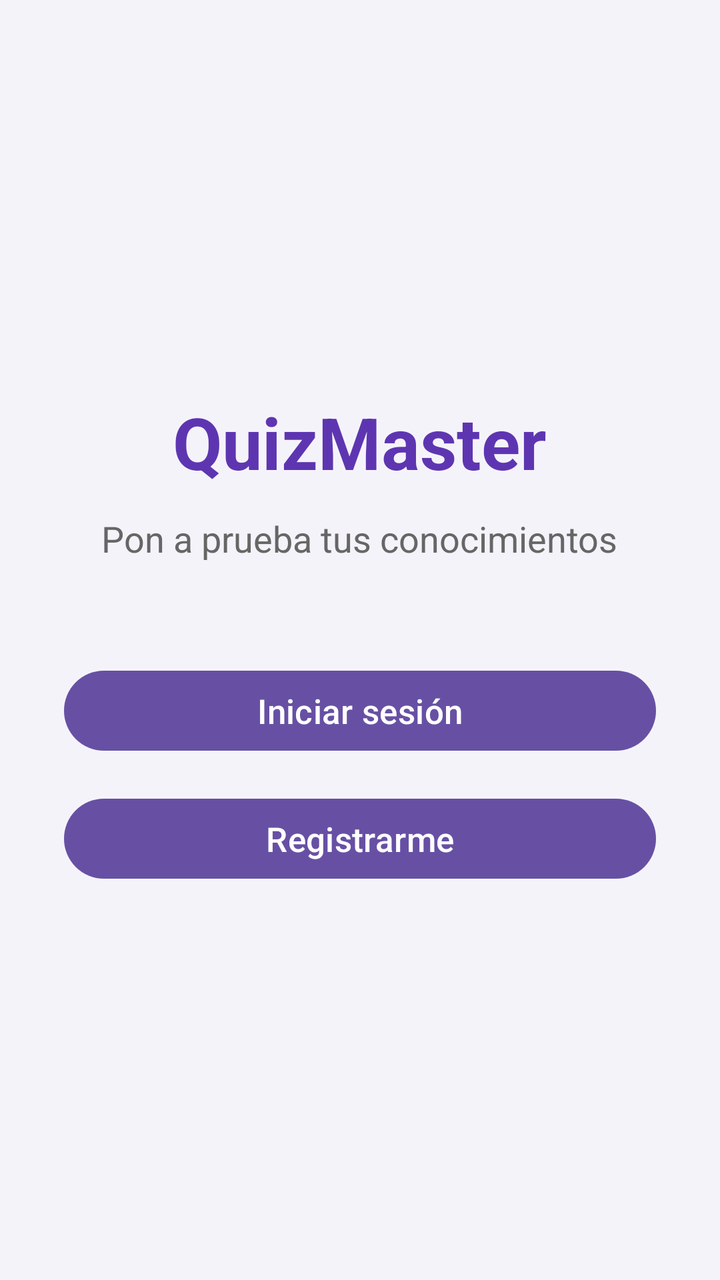
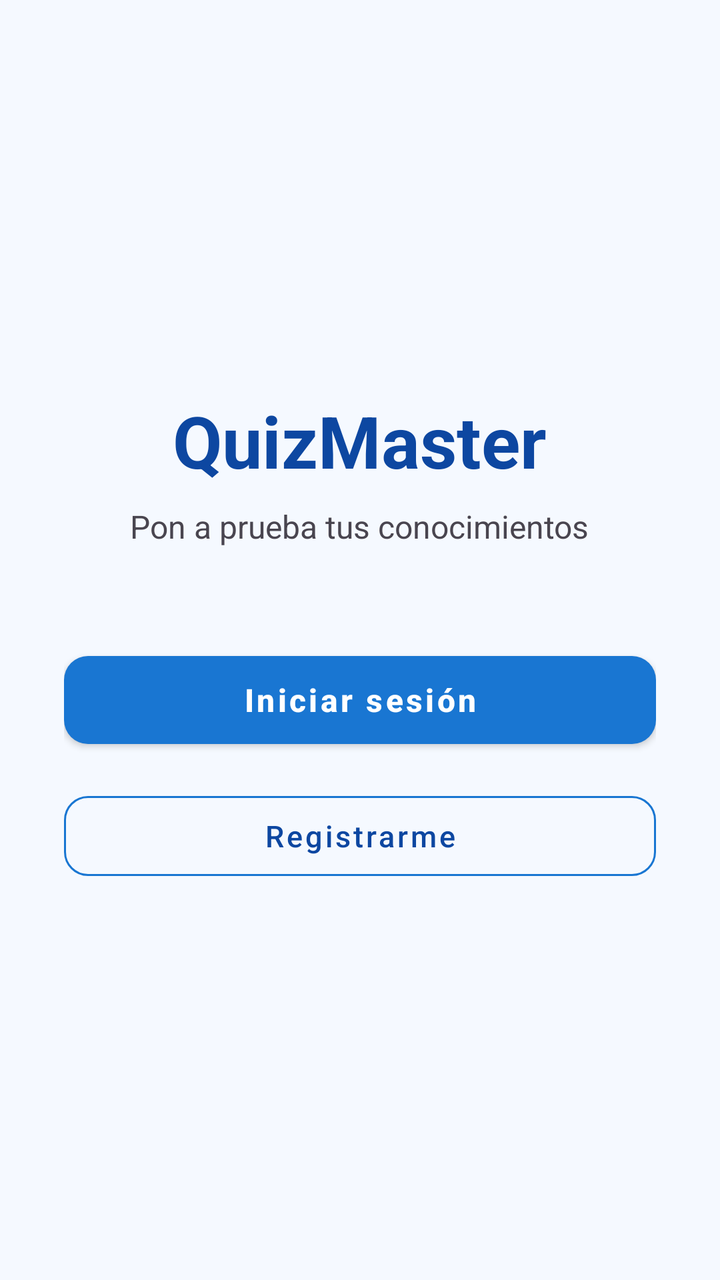

Compare the two renders of this Android layout. The source of the first and the diff that turns it into the second are given below.
<!-- AndroidManifest.xml: application theme Theme.QuizMaster -->
<!-- res/layout/activity_main.xml -->
<?xml version="1.0" encoding="utf-8"?>
<LinearLayout xmlns:android="http://schemas.android.com/apk/res/android"
    android:layout_width="match_parent"
    android:layout_height="match_parent"
    android:orientation="vertical"
    android:gravity="center"
    android:padding="32dp"
    android:background="#F5F3FA">

    <TextView
        android:layout_width="wrap_content"
        android:layout_height="wrap_content"
        android:text="QuizMaster"
        android:textSize="36sp"
        android:textStyle="bold"
        android:textColor="#5E35B1"
        android:layout_marginBottom="12dp" />

    <TextView
        android:layout_width="wrap_content"
        android:layout_height="wrap_content"
        android:text="Pon a prueba tus conocimientos"
        android:textSize="18sp"
        android:textColor="#666666"
        android:gravity="center"
        android:layout_marginBottom="50dp" />

    <Button
        android:id="@+id/botonIniciarSesion"
        android:layout_width="match_parent"
        android:layout_height="wrap_content"
        android:text="Iniciar sesión"
        android:textSize="17sp"
        android:layout_marginBottom="16dp" />

    <Button
        android:id="@+id/botonRegistrarme"
        android:layout_width="match_parent"
        android:layout_height="wrap_content"
        android:text="Registrarme"
        android:textSize="17sp" />

</LinearLayout>
<!-- resources referenced by this layout -->
<resources>
  <style name="Theme.QuizMaster" parent="Base.Theme.QuizMaster" />
  <style name="Base.Theme.QuizMaster" parent="Theme.Material3.DayNight.NoActionBar">
          
          
      </style>
</resources>

<!-- the commit's change to res/layout/activity_main.xml (unified diff, before → after) -->
@@ -1,11 +1,13 @@
 <?xml version="1.0" encoding="utf-8"?>
-<LinearLayout xmlns:android="http://schemas.android.com/apk/res/android"
+<LinearLayout
+    xmlns:android="http://schemas.android.com/apk/res/android"
+    xmlns:app="http://schemas.android.com/apk/res-auto"
     android:layout_width="match_parent"
     android:layout_height="match_parent"
     android:orientation="vertical"
     android:gravity="center"
     android:padding="32dp"
-    android:background="#F5F3FA">
+    android:background="@color/colorGeneral5">
 
     <TextView
         android:layout_width="wrap_content"
@@ -13,31 +15,41 @@
         android:text="QuizMaster"
         android:textSize="36sp"
         android:textStyle="bold"
-        android:textColor="#5E35B1"
-        android:layout_marginBottom="12dp" />
+        android:textColor="@color/colorGeneralTexto"
+        android:layout_marginBottom="8dp" />
 
     <TextView
         android:layout_width="wrap_content"
         android:layout_height="wrap_content"
         android:text="Pon a prueba tus conocimientos"
-        android:textSize="18sp"
-        android:textColor="#666666"
+        android:textSize="16sp"
+        android:textColor="@color/colorTextoSecundario"
         android:gravity="center"
-        android:layout_marginBottom="50dp" />
+        android:layout_marginBottom="48dp" />
 
-    <Button
+    <com.google.android.material.button.MaterialButton
         android:id="@+id/botonIniciarSesion"
         android:layout_width="match_parent"
-        android:layout_height="wrap_content"
+        android:layout_height="56dp"
         android:text="Iniciar sesión"
-        android:textSize="17sp"
-        android:layout_marginBottom="16dp" />
+        android:textSize="16sp"
+        android:textStyle="bold"
+        android:textColor="@color/colorGeneralTextoOnPrimary"
+        app:backgroundTint="@color/colorGeneral1"
+        app:cornerRadius="12dp"
+        android:textAllCaps="false"
+        android:layout_marginBottom="14dp" />
 
-    <Button
+    <com.google.android.material.button.MaterialButton
         android:id="@+id/botonRegistrarme"
+        style="@style/Widget.MaterialComponents.Button.OutlinedButton"
         android:layout_width="match_parent"
-        android:layout_height="wrap_content"
+        android:layout_height="52dp"
         android:text="Registrarme"
-        android:textSize="17sp" />
+        android:textSize="15sp"
+        android:textColor="@color/colorGeneralTexto"
+        app:strokeColor="@color/colorGeneral1"
+        app:cornerRadius="12dp"
+        android:textAllCaps="false" />
 
 </LinearLayout>
<!-- resource entries referenced after the edit -->
@@ -1,9 +1,14 @@
 <!-- resources referenced by this layout -->
 <resources>
-  <style name="Theme.QuizMaster" parent="Base.Theme.QuizMaster" />
-  <style name="Base.Theme.QuizMaster" parent="Theme.Material3.DayNight.NoActionBar">
-          
-          
+  <color name="colorGeneral1">#1976D2</color>
+  <color name="colorGeneral5">#F5F9FF</color>
+  <color name="colorGeneralTexto">#0D47A1</color>
+  <color name="colorGeneralTextoOnPrimary">#FFFFFF</color>
+  <color name="colorTextoSecundario">#49454F</color>
+  <style name="Theme.QuizMaster" parent="Theme.MaterialComponents.DayNight.NoActionBar">
+  
+          <item name="colorPrimaryVariant">@color/colorGeneral1</item>
+  
       </style>
 </resources>
 
